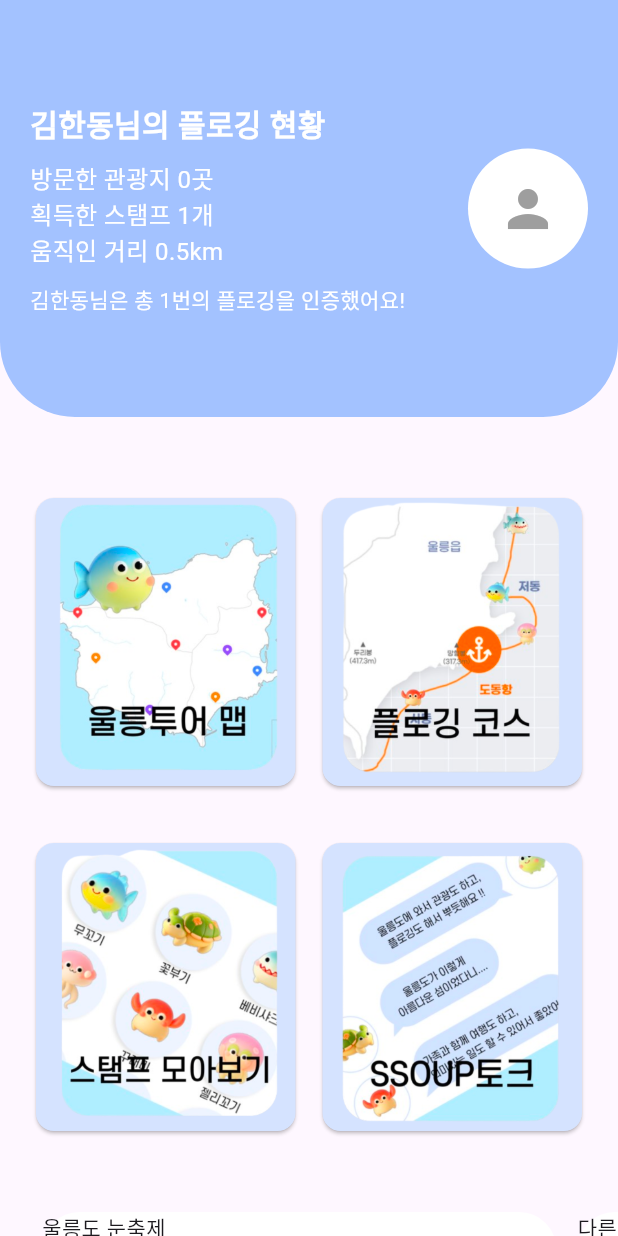
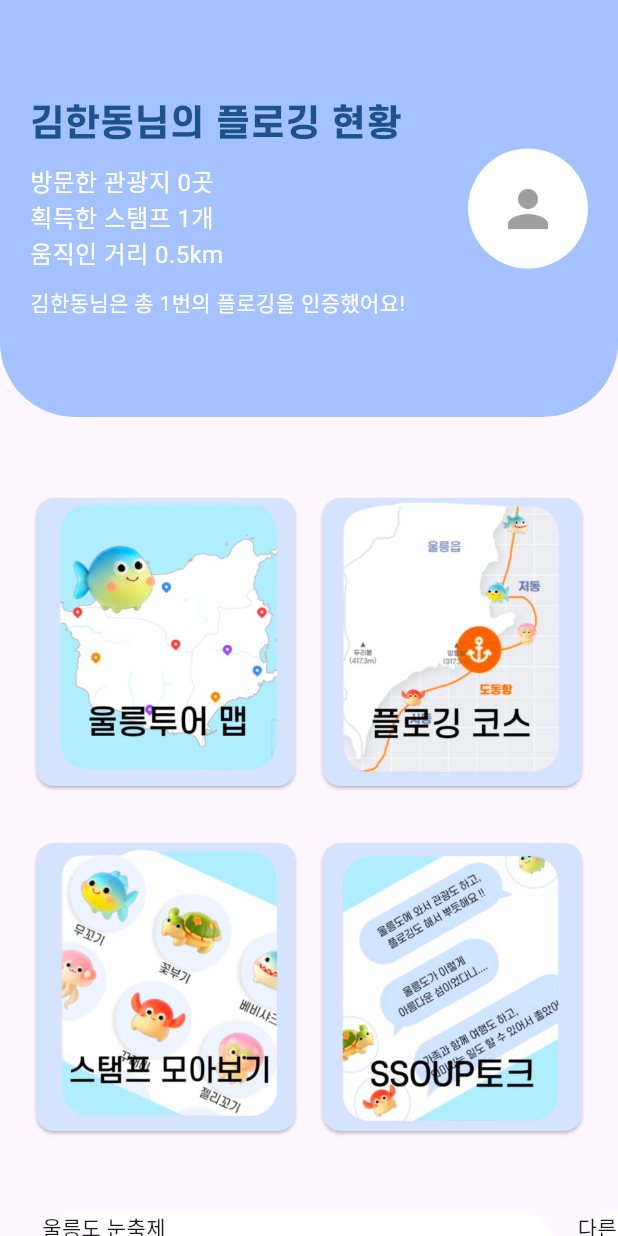
Before and after one commit to minchanpark/ssoup, a Flutter app: the screen it shows after launch, on a phone screen of 412 x 824 dp. Run offline on Flutter 3.47's test engine with Material 3 defaults, Android fonts, the phone set to English and light mode, and no system bars; missing offline and left inert: iconify_flutter.

Commit message:
적용됨

```diff
--- a/lib/home.dart
+++ b/lib/home.dart
@@ -1,6 +1,9 @@
 import 'package:flutter/material.dart';
-import 'package:ssoup/course.dart';
-import 'package:ssoup/stamp.dart';
+
+import 'course.dart';
+import 'stamp.dart';
+import 'theme/text.dart';
+
 
 class HomePage extends StatelessWidget {
   const HomePage({super.key});
@@ -33,11 +36,7 @@ class HomePage extends StatelessWidget {
                             children: [
                               Text(
                                 '김한동님의 플로깅 현황',
-                                style: TextStyle(
-                                  fontSize: 20,
-                                  fontWeight: FontWeight.bold,
-                                  color: Colors.white,
-                                ),
+                                style: extrabold24.copyWith(color: Color(0xff1E528E)),
                               ),
                               SizedBox(height: 10),
                               Text(
```
